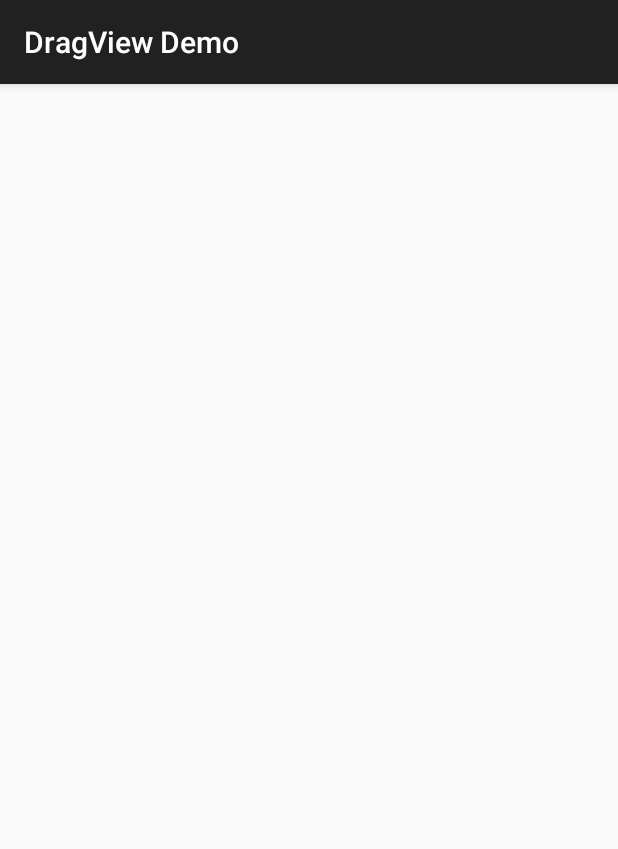
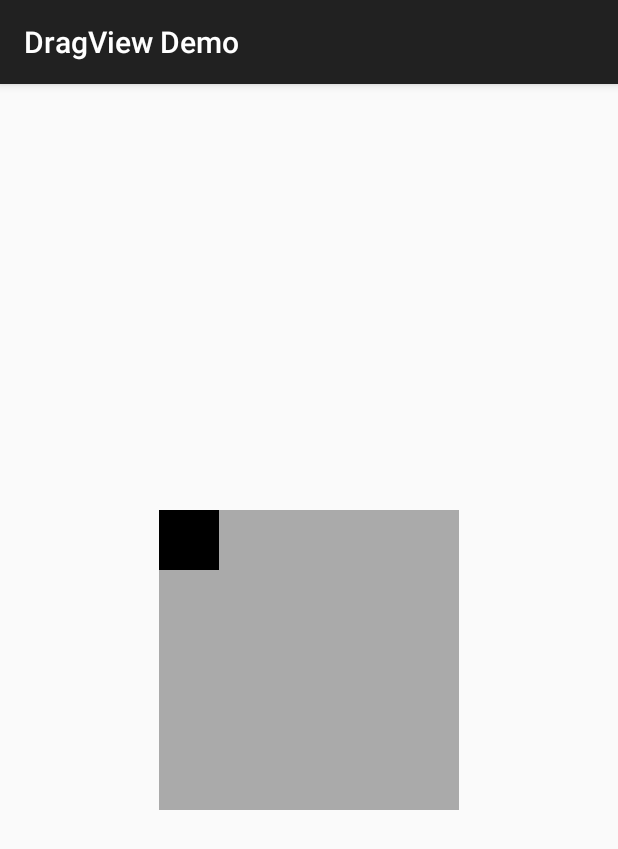
Before and after one commit to nanjingboy/DragView, an Android app: the screen it shows after launch (MainActivity), on a phone screen of 412 x 824 dp. Shown: the top 849 px of the screen. Run offline under Robolectric (Android 15) with nearby library versions, the phone set to English and light mode, and no system bars.

```diff
--- a/sample/src/main/res/layout/activity_main.xml
+++ b/sample/src/main/res/layout/activity_main.xml
@@ -1,6 +1,15 @@
 <?xml version="1.0" encoding="utf-8"?>
-<LinearLayout xmlns:android="http://schemas.android.com/apk/res/android"
-    android:orientation="vertical"
+<RelativeLayout xmlns:android="http://schemas.android.com/apk/res/android"
     android:layout_width="match_parent"
     android:layout_height="match_parent">
-</LinearLayout>
+    <LinearLayout
+        android:layout_width="200dp"
+        android:layout_height="200dp"
+        android:layout_centerInParent="true"
+        android:background="@android:color/darker_gray">
+        <me.tom.dragview.DragView
+            android:layout_width="40dp"
+            android:layout_height="40dp"
+            android:background="@android:color/black"/>
+    </LinearLayout>
+</RelativeLayout>
```
Also changed, not shown: library/src/main/java/me/tom/dragview/DragView.java (added, +65 -0 lines).
